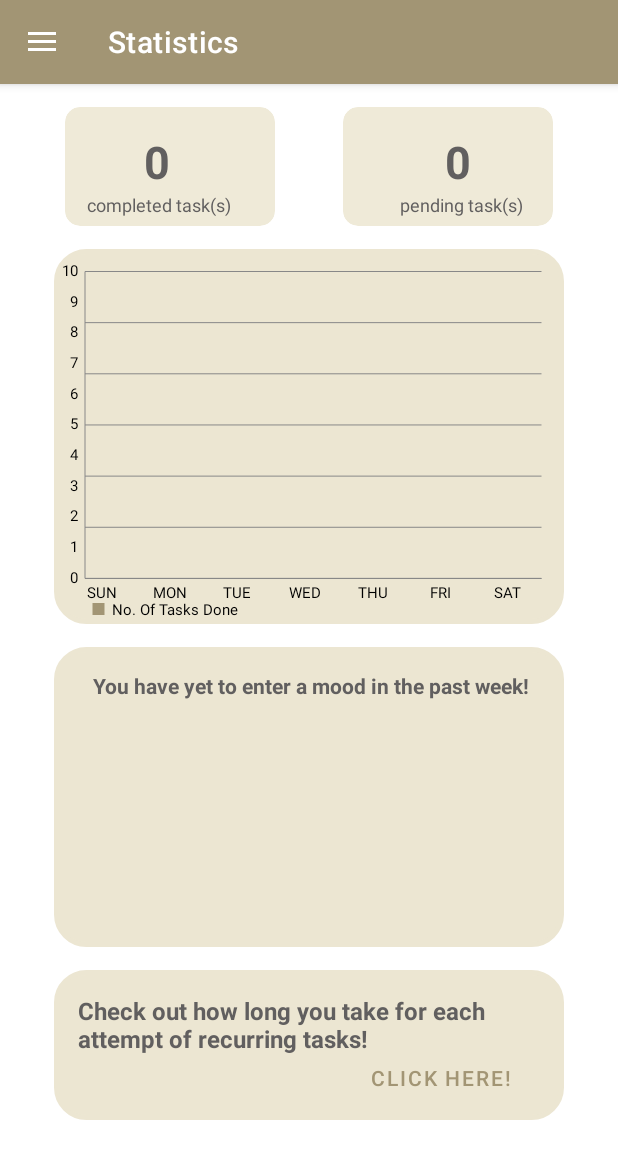
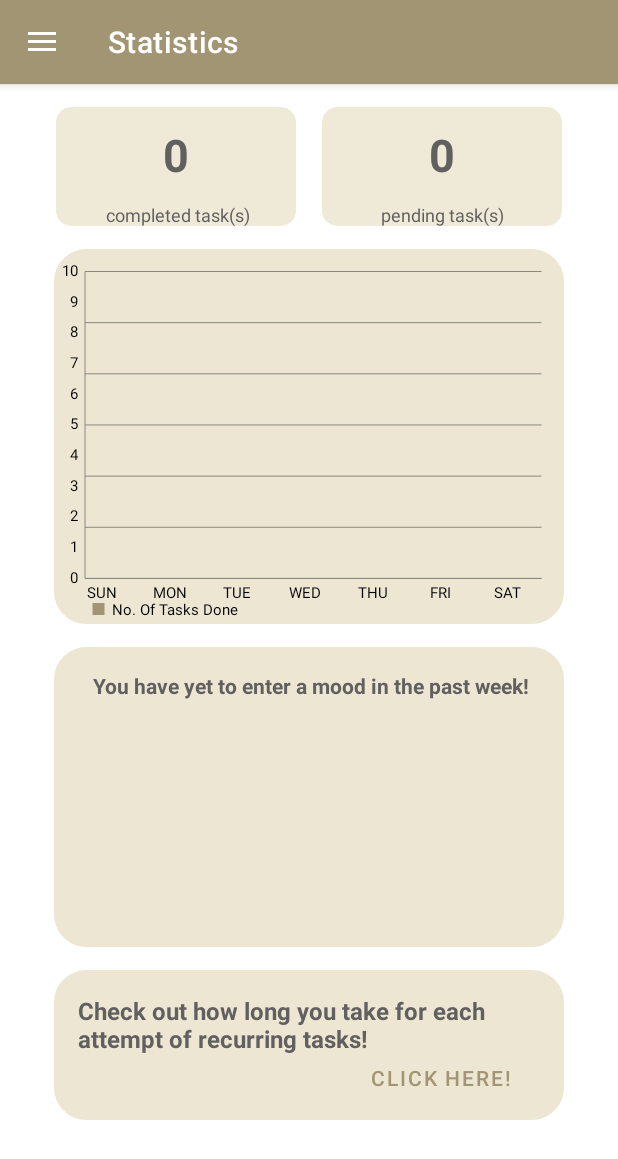
Before and after one commit to cshiwei330/Farmer-Focus, an Android app: the StatisticsActivity screen opened directly, with no data from a screen before it, on a phone screen of 412 x 824 dp. Shown: the top 1159 px of the screen. Run offline under Robolectric (Android 15) with nearby library versions, the phone set to English and light mode, and no system bars; 5 statements that could not run were skipped.

Commit message:
edited stats layout

```diff
--- a/app/src/main/res/layout/activity_statistics.xml
+++ b/app/src/main/res/layout/activity_statistics.xml
@@ -54,29 +54,27 @@
         <view
             android:id="@+id/view"
             class="androidx.cardview.widget.CardView"
-            android:layout_width="140dp"
+            android:layout_width="160dp"
             android:layout_height="79dp"
-            android:layout_marginStart="40dp"
+            android:layout_marginStart="37dp"
             android:layout_marginTop="15dp"
-            android:layout_marginEnd="21dp"
             android:layout_marginBottom="15dp"
             android:background="@drawable/roundedcontainer"
             app:cardBackgroundColor="@color/lightBeige"
             app:cardCornerRadius="10dp"
             app:cardElevation="0dp"
             app:layout_constraintBottom_toTopOf="@+id/dataOfTheWeek"
-            app:layout_constraintEnd_toStartOf="@+id/view2"
             app:layout_constraintStart_toStartOf="parent"
             app:layout_constraintTop_toTopOf="parent" />
 
         <view
             android:id="@+id/view2"
             class="androidx.cardview.widget.CardView"
-            android:layout_width="140dp"
+            android:layout_width="160dp"
             android:layout_height="79dp"
-            android:layout_marginStart="21dp"
+            android:layout_marginStart="17dp"
             android:layout_marginTop="15dp"
-            android:layout_marginEnd="40dp"
+            android:layout_marginEnd="37dp"
             android:layout_marginBottom="15dp"
             android:background="@drawable/roundedcontainer"
             app:cardBackgroundColor="@color/lightBeige"
@@ -84,7 +82,6 @@
             app:cardElevation="0dp"
             app:layout_constraintBottom_toTopOf="@+id/dataOfTheWeek"
             app:layout_constraintEnd_toEndOf="parent"
-            app:layout_constraintHorizontal_bias="0.5"
             app:layout_constraintStart_toEndOf="@+id/view"
             app:layout_constraintTop_toTopOf="parent" />
 
@@ -92,68 +89,60 @@
             android:id="@+id/conpletedTasks"
             android:layout_width="140dp"
             android:layout_height="wrap_content"
-            android:layout_marginStart="34dp"
-            android:layout_marginTop="72dp"
+            android:layout_marginTop="11dp"
             android:gravity="center_horizontal|center_vertical"
             android:text="completed task(s)"
             android:textAlignment="center"
             android:textColor="#615F5F"
             android:textSize="12sp"
-            app:layout_constraintEnd_toStartOf="@+id/view2"
-            app:layout_constraintHorizontal_bias="0.04"
-            app:layout_constraintStart_toStartOf="parent"
-            app:layout_constraintTop_toTopOf="parent" />
+            app:layout_constraintEnd_toEndOf="@+id/view"
+            app:layout_constraintHorizontal_bias="0.55"
+            app:layout_constraintStart_toStartOf="@+id/view"
+            app:layout_constraintTop_toBottomOf="@+id/NoOfCompletedTasks" />
 
         <TextView
             android:id="@+id/pendingTasks"
             android:layout_width="140dp"
             android:layout_height="wrap_content"
-            android:layout_marginTop="72dp"
-            android:layout_marginEnd="32dp"
+            android:layout_marginTop="11dp"
             android:gravity="center_horizontal|center_vertical"
             android:text="pending task(s)"
             android:textAlignment="center"
             android:textColor="#615F5F"
             android:textSize="12sp"
-            app:layout_constraintEnd_toEndOf="parent"
-            app:layout_constraintHorizontal_bias="0.96"
-            app:layout_constraintStart_toEndOf="@+id/conpletedTasks"
-            app:layout_constraintTop_toTopOf="parent" />
+            app:layout_constraintEnd_toEndOf="@+id/view2"
+            app:layout_constraintStart_toStartOf="@+id/view2"
+            app:layout_constraintTop_toBottomOf="@+id/NoOfPendingTasks" />
 
         <TextView
             android:id="@+id/NoOfCompletedTasks"
-            android:layout_width="149dp"
+            android:layout_width="160dp"
             android:layout_height="wrap_content"
-            android:layout_marginStart="30dp"
+            android:layout_marginTop="11dp"
             android:gravity="center_horizontal|center_vertical"
             android:text="TextView"
             android:textAlignment="center"
             android:textColor="#615F5F"
             android:textSize="30sp"
             android:textStyle="bold"
-            app:layout_constraintBottom_toTopOf="@+id/conpletedTasks"
-            app:layout_constraintEnd_toStartOf="@+id/view2"
+            app:layout_constraintEnd_toEndOf="@+id/view"
             app:layout_constraintHorizontal_bias="0.0"
-            app:layout_constraintStart_toStartOf="parent"
-            app:layout_constraintTop_toTopOf="parent"
-            app:layout_constraintVertical_bias="1.0" />
+            app:layout_constraintStart_toStartOf="@+id/view"
+            app:layout_constraintTop_toTopOf="@+id/view" />
 
         <TextView
             android:id="@+id/NoOfPendingTasks"
-            android:layout_width="149dp"
+            android:layout_width="160dp"
             android:layout_height="wrap_content"
-            android:layout_marginEnd="32dp"
+            android:layout_marginTop="11dp"
             android:gravity="center_horizontal|center_vertical"
             android:text="TextView"
             android:textAlignment="center"
             android:textColor="#615F5F"
             android:textSize="30sp"
             android:textStyle="bold"
-            app:layout_constraintBottom_toTopOf="@+id/pendingTasks"
-            app:layout_constraintEnd_toEndOf="parent"
-            app:layout_constraintHorizontal_bias="1.0"
-            app:layout_constraintStart_toEndOf="@+id/NoOfCompletedTasks"
-            app:layout_constraintTop_toTopOf="parent"
-            app:layout_constraintVertical_bias="1.0" />
+            app:layout_constraintEnd_toEndOf="@+id/view2"
+            app:layout_constraintStart_toStartOf="@+id/view2"
+            app:layout_constraintTop_toTopOf="@+id/view2" />
     </androidx.constraintlayout.widget.ConstraintLayout>
 </ScrollView>
```
